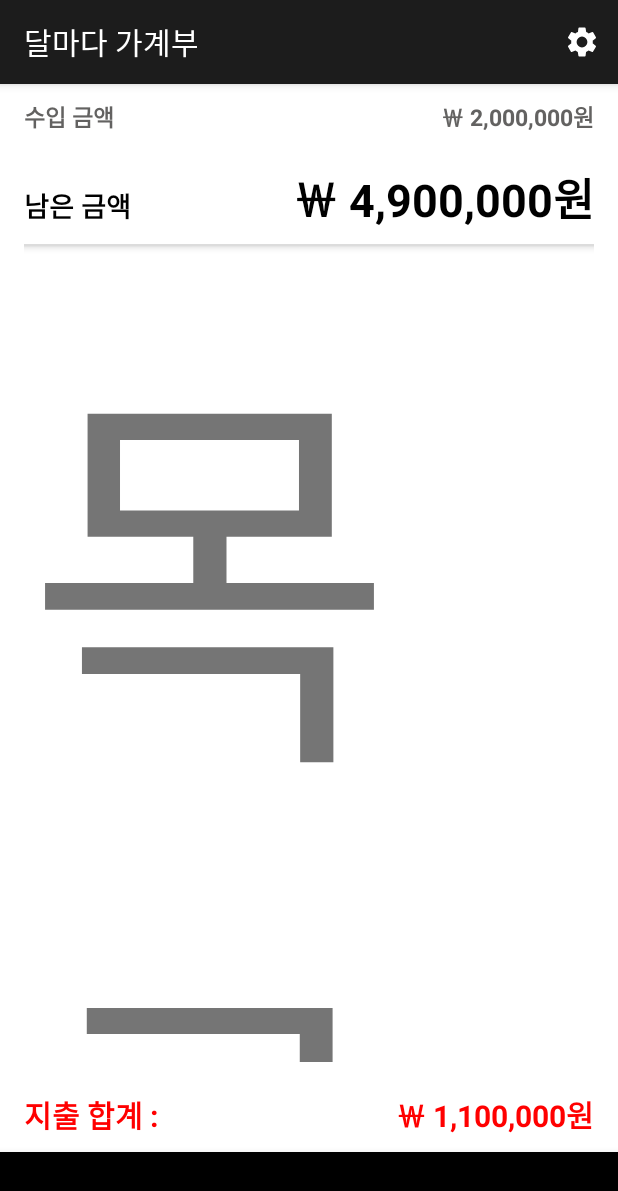
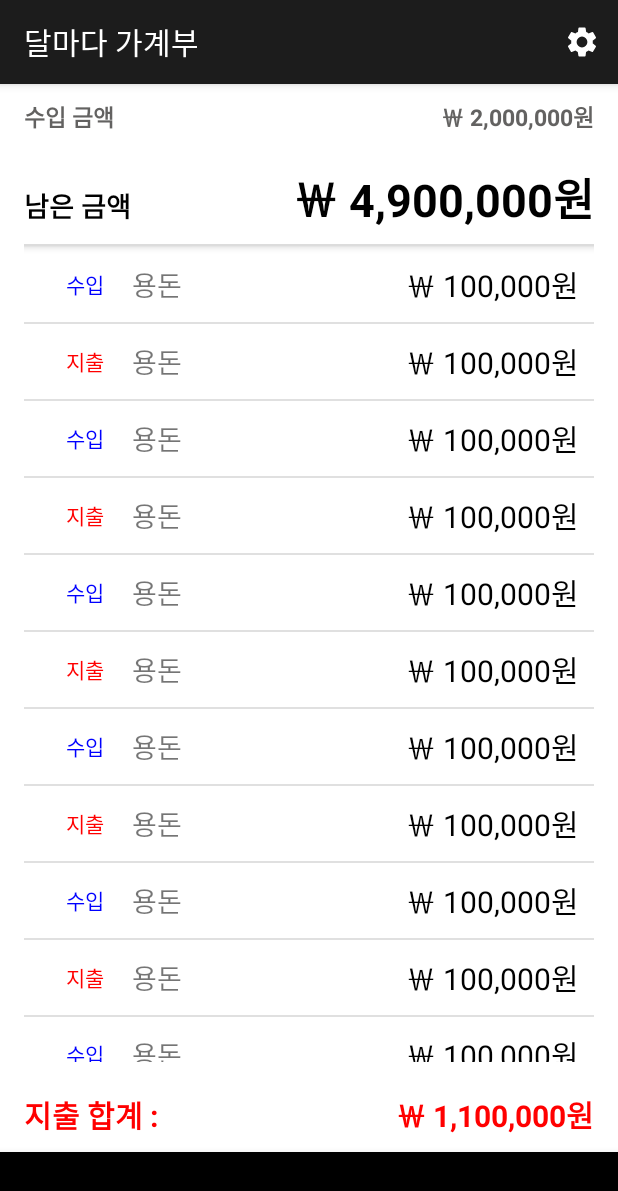
Before and after one commit to ljhmln/Monthly_Pay, an Android app: the screen it shows after launch (MainActivity), on a phone screen of 412 x 824 dp. Shown: the top 1191 px of the screen. Run offline under Robolectric (Android 15) with nearby library versions, the phone set to English and light mode, and no system bars; libraries missing offline, so code that uses them is left out: com.github.mikephil.charting.

Commit message:
Connect adapter with main

```diff
--- a/Monthly_Household_Account_Book/app/src/main/java/com/example/monthly_household_account_book/Money.java
+++ b/Monthly_Household_Account_Book/app/src/main/java/com/example/monthly_household_account_book/Money.java
@@ -4,21 +4,59 @@ import android.os.Bundle;
 import android.view.LayoutInflater;
 import android.view.View;
 import android.view.ViewGroup;
+import android.widget.AdapterView;
+import android.widget.LinearLayout;
+import android.widget.ListView;
 
 import androidx.annotation.NonNull;
 import androidx.annotation.Nullable;
 import androidx.fragment.app.Fragment;
 
+import com.example.monthly_household_account_book.main_adapter.Items;
+import com.example.monthly_household_account_book.main_adapter.ListviewAdapter;
+
+import java.util.ArrayList;
+
 
 public class Money extends Fragment {
 
     private View view;
+    //Main Adapter Field
+     ListView listView;
+    private ListviewAdapter adapter;
+    private ArrayList<Items> itemsArr = new ArrayList<Items>();
 
     @Nullable
     @Override
     public View onCreateView(@NonNull LayoutInflater inflater, @Nullable ViewGroup container, @Nullable Bundle savedInstanceState) {
         view = inflater.inflate(R.layout.money, container, false);
 
+        ListView listView = (ListView)view.findViewById(R.id.listview);
+        //Main Adapter Custem ListView
+        adapter = new ListviewAdapter(itemsArr);
+        listView.setAdapter(adapter);
+        listView.setOnItemLongClickListener(new AdapterView.OnItemLongClickListener() {
+            @Override
+            public boolean onItemLongClick(AdapterView<?> parent, View view, int position, long id) {
+
+                return false;
+            }
+        });
+
+        for(int i=0; i<10; i++){
+            Items item = new Items();
+            item.setKind("수입");
+            item.setCategory("용돈");
+            item.setMoney("100,000");
+            itemsArr.add(item);
+            Items item2 = new Items();
+            item2.setKind("지출");
+            item2.setCategory("용돈");
+            item2.setMoney("100,000");
+            itemsArr.add(item2);
+        }
+
+        adapter.addItem(itemsArr);
         return view;
     }
 }
--- /dev/null
+++ b/Monthly_Household_Account_Book/app/src/main/java/com/example/monthly_household_account_book/main_adapter/Items.java
@@ -0,0 +1,36 @@
+package com.example.monthly_household_account_book.main_adapter;
+
+public class Items {
+
+    private String kind,category,money;
+    private String won = "￦";
+
+
+    public String getKind() {
+        return kind;
+    }
+
+    public void setKind(String kind) {
+        if(kind.matches("수입"))
+            this.kind = "수입";
+        else if(kind.matches("지출"))
+            this.kind = "지출";
+
+    }
+
+    public String getCategory() {
+        return category;
+    }
+
+    public void setCategory(String category) {
+        this.category = category;
+    }
+
+    public String getMoney() {
+        return money;
+    }
+
+    public void setMoney(String money) {
+        this.money = money;
+    }
+}
--- /dev/null
+++ b/Monthly_Household_Account_Book/app/src/main/java/com/example/monthly_household_account_book/main_adapter/ListviewAdapter.java
@@ -0,0 +1,78 @@
+package com.example.monthly_household_account_book.main_adapter;
+
+import android.content.Context;
+import android.graphics.Color;
+import android.view.LayoutInflater;
+import android.view.View;
+import android.view.ViewGroup;
+import android.widget.BaseAdapter;
+import android.widget.TextView;
+
+import com.example.monthly_household_account_book.R;
+
+import java.util.ArrayList;
+
+public class ListviewAdapter extends BaseAdapter {
+    private ArrayList<Items> itemsArr;
+    private Context con;
+    LayoutInflater inflater;
+
+    public ListviewAdapter( ArrayList itemsArr) {
+        this.itemsArr = new ArrayList<Items>();
+        this.itemsArr.addAll(itemsArr);
+
+    }
+
+    @Override
+    public View getView(int position, View convertView, ViewGroup parent) {
+        con = parent.getContext();
+        this.inflater = (LayoutInflater)this.con.getSystemService(Context.LAYOUT_INFLATER_SERVICE);
+
+        if(convertView == null){
+            convertView = inflater.inflate(R.layout.layout_listview,parent, false);
+        }
+        TextView kind_txt = (TextView)convertView.findViewById(R.id.kind_txt);
+        TextView category_txt = (TextView)convertView.findViewById(R.id.category_txt);
+        TextView money_txt = (TextView)convertView.findViewById(R.id.money_txt);
+
+        Items listItem = itemsArr.get(position);
+        if(listItem != null){
+            if((listItem.getKind()).equals("수입")){
+                kind_txt.setTextColor(Color.BLUE);
+            }else if((listItem.getKind()).equals("지출")){
+                kind_txt.setTextColor(Color.RED);
+            }
+            kind_txt.setText(String.valueOf(listItem.getKind()));
+            category_txt.setText(String.valueOf(listItem.getCategory()));
+            money_txt.setText("￦ "+String.valueOf(listItem.getMoney())+"원");
+        }
+
+        return convertView;
+    }
+
+    public void addItem(ArrayList<Items> arr){
+        if(itemsArr != null){
+            itemsArr.clear();
+            itemsArr.addAll(arr);
+            notifyDataSetChanged();
+        }
+
+    }
+
+    @Override
+    public int getCount() {
+        return itemsArr.size();
+    }
+
+    @Override
+    public Object getItem(int position) {
+        return itemsArr.get(position);
+    }
+
+    @Override
+    public long getItemId(int position) {
+        return position;
+    }
+
+
+}
--- /dev/null
+++ b/Monthly_Household_Account_Book/app/src/main/res/layout/layout_listview.xml
@@ -0,0 +1,40 @@
+<?xml version="1.0" encoding="utf-8"?>
+<LinearLayout xmlns:android="http://schemas.android.com/apk/res/android"
+    android:orientation="horizontal"
+    android:layout_width="match_parent"
+    android:layout_height="wrap_content"
+    android:layout_marginBottom="10sp"
+    android:padding="10sp"
+    android:weightSum="10">
+
+    <TextView
+        android:layout_width="wrap_content"
+        android:layout_height="match_parent"
+        android:layout_weight="2"
+        android:gravity="center"
+        android:text="지출"
+        android:textColor="#0F3DE4"
+        android:id="@+id/kind_txt"
+        />
+    <TextView
+        android:layout_width="wrap_content"
+        android:layout_height="match_parent"
+        android:layout_weight="2"
+        android:gravity="center_vertical"
+        android:text="카테고리"
+        android:textSize="18sp"
+        android:id="@+id/category_txt"
+        />
+
+    <TextView
+        android:layout_width="wrap_content"
+        android:layout_height="match_parent"
+        android:layout_weight="6"
+        android:textSize="20sp"
+        android:textColor="#000000"
+        android:text="￦  100,000원"
+        android:gravity="right"
+        android:id="@+id/money_txt"
+        />
+
+</LinearLayout>
--- a/Monthly_Household_Account_Book/app/src/main/res/layout/money.xml
+++ b/Monthly_Household_Account_Book/app/src/main/res/layout/money.xml
@@ -12,7 +12,8 @@
         android:paddingBottom="10sp"
         android:elevation="3sp"
         android:layout_marginTop="10sp"
-        android:background="@drawable/guide">
+        android:background="@drawable/guide"
+        android:id="@+id/test">
 
         <LinearLayout
             android:layout_width="match_parent"
@@ -71,25 +72,40 @@
         </LinearLayout>
 
     </LinearLayout>
-    <ScrollView
+<!--    <ScrollView-->
+<!--        android:layout_weight="1"-->
+<!--        android:layout_width="match_parent"-->
+<!--        android:layout_height="wrap_content">-->
+<!--        <LinearLayout-->
+<!--            android:layout_marginTop="10sp"-->
+<!--            android:layout_width="match_parent"-->
+<!--            android:layout_height="wrap_content"-->
+<!--            android:orientation="vertical"-->
+<!--            android:elevation="3sp"-->
+<!--            android:background="@drawable/center_guide">-->
+
+<!--            <TextView-->
+<!--                android:layout_width="wrap_content"-->
+<!--                android:layout_height="wrap_content"-->
+<!--                android:text="목록"-->
+<!--                android:textSize="270sp" />-->
+<!--        </LinearLayout>-->
+<!--    </ScrollView>-->
+    <LinearLayout
+        android:layout_width="match_parent"
+        android:layout_height="match_parent"
+        android:orientation="vertical"
         android:layout_weight="1"
-        android:layout_width="match_parent"
-        android:layout_height="wrap_content">
-        <LinearLayout
-            android:layout_marginTop="10sp"
+        >
+
+        <ListView
             android:layout_width="match_parent"
-            android:layout_height="wrap_content"
-            android:orientation="vertical"
-            android:elevation="3sp"
-            android:background="@drawable/center_guide">
+            android:layout_height="match_parent"
+            android:id="@+id/listview"
+            />
 
-            <TextView
-                android:layout_width="wrap_content"
-                android:layout_height="wrap_content"
-                android:text="목록"
-                android:textSize="270sp" />
-        </LinearLayout>
-    </ScrollView>
+    </LinearLayout>
+
     <LinearLayout
         android:layout_marginTop="10sp"
         android:layout_width="match_parent"
```
Also changed, not shown: Monthly_Household_Account_Book/app/src/main/java/com/example/monthly_household_account_book/MainActivity.java (+13 -1 lines).
